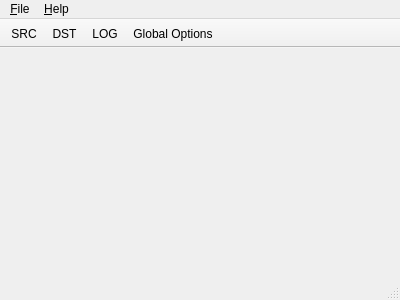
mamenyaka/syslog-ng-config-qt, file mainwindow.ui: the form before one commit.
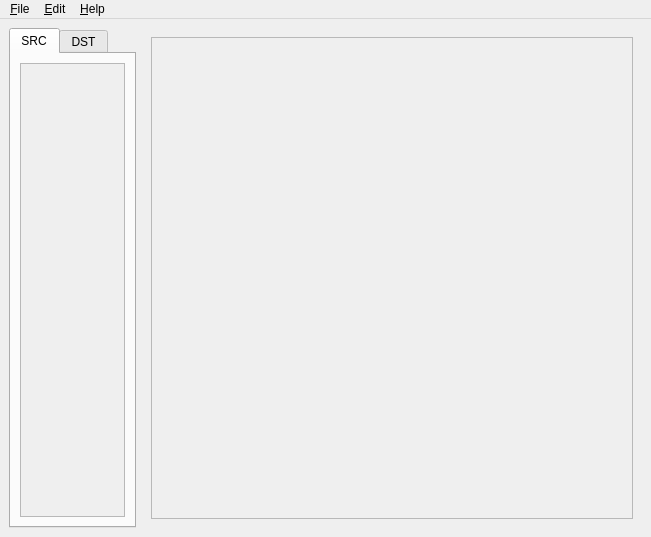
The form after the commit. Icons and pictures are not drawn. Custom widgets are drawn as their Qt base class.

Diff of the .ui file:
```diff
--- a/mainwindow.ui
+++ b/mainwindow.ui
@@ -6,13 +6,83 @@
    <rect>
     <x>0</x>
     <y>0</y>
-    <width>400</width>
-    <height>300</height>
+    <width>600</width>
+    <height>500</height>
    </rect>
   </property>
   <property name="windowTitle">
    <string>syslog-ng Config</string>
   </property>
+  <widget class="QWidget" name="centralWidget">
+   <layout class="QHBoxLayout" name="mainLayout">
+    <item>
+     <widget class="QTabWidget" name="tabWidget">
+      <property name="fixedWidth">
+       <number>140</number>
+      </property>
+      <widget class="QWidget" name="srcTab">
+       <attribute name="title">
+        <string>SRC</string>
+       </attribute>
+       <layout class="QVBoxLayout" name="srcMainLayout">
+        <item>
+         <widget class="QScrollArea" name="srcScrollArea">
+          <property name="horizontalScrollBarPolicy">
+           <enum>Qt::ScrollBarAlwaysOff</enum>
+          </property>
+          <property name="widgetResizable">
+           <bool>true</bool>
+          </property>
+          <widget class="Drivers" name="srcWidget">
+           <layout class="QVBoxLayout" name="srcLayout"/>
+          </widget>
+         </widget>
+        </item>
+       </layout>
+      </widget>
+      <widget class="QWidget" name="dstTab">
+       <attribute name="title">
+        <string>DST</string>
+       </attribute>
+       <layout class="QVBoxLayout" name="dstMainLayout">
+        <item>
+         <widget class="QScrollArea" name="dstScrollArea">
+          <property name="horizontalScrollBarPolicy">
+           <enum>Qt::ScrollBarAlwaysOff</enum>
+          </property>
+          <property name="widgetResizable">
+           <bool>true</bool>
+          </property>
+          <widget class="Drivers" name="dstWidget">
+           <layout class="QVBoxLayout" name="dstLayout"/>
+          </widget>
+         </widget>
+        </item>
+       </layout>
+      </widget>
+     </widget>
+    </item>
+    <item>
+     <widget class="QWidget" name="sceneWidget" native="true">
+      <property name="minimumSize">
+       <size>
+        <width>500</width>
+        <height>500</height>
+       </size>
+      </property>
+      <layout class="QVBoxLayout" name="sceneMainLayout">
+       <item>
+        <widget class="QScrollArea" name="sceneScrollArea">
+         <property name="widgetResizable">
+          <bool>true</bool>
+         </property>
+        </widget>
+       </item>
+      </layout>
+     </widget>
+    </item>
+   </layout>
+  </widget>
   <widget class="QMenuBar" name="menuBar">
    <widget class="QMenu" name="menuFile">
     <property name="title">
@@ -24,6 +94,14 @@
     <addaction name="separator"/>
     <addaction name="actionExit"/>
    </widget>
+   <widget class="QMenu" name="menuEdit">
+    <property name="title">
+     <string>&amp;Edit</string>
+    </property>
+    <addaction name="actionOptions"/>
+    <addaction name="separator"/>
+    <addaction name="actionLog"/>
+   </widget>
    <widget class="QMenu" name="menuHelp">
     <property name="title">
      <string>&amp;Help</string>
@@ -32,18 +110,11 @@
     <addaction name="actionAbout"/>
    </widget>
    <addaction name="menuFile"/>
+   <addaction name="menuEdit"/>
    <addaction name="menuHelp"/>
   </widget>
-  <widget class="QStatusBar" name="statusBar"/>
-  <widget class="QToolBar" name="toolBar">
-   <property name="movable">
-    <bool>false</bool>
-   </property>
-   <addaction name="actionSource"/>
-   <addaction name="actionDestination"/>
-   <addaction name="actionLog"/>
-   <addaction name="actionGlobalOptions"/>
-  </widget>
+  <!--<widget class="QStatusBar" name="statusBar"/>-->
+  <!--<widget class="QToolBar" name="toolBar"/>-->
   <action name="actionNew">
    <property name="icon">
     <iconset theme="document-new">
@@ -106,38 +177,14 @@
     <string>About</string>
    </property>
   </action>
-  <action name="actionSource">
-   <property name="text">
-    <string>SRC</string>
-   </property>
-   <property name="toolTip">
-    <string>New source</string>
-   </property>
-  </action>
-  <action name="actionDestination">
-   <property name="text">
-    <string>DST</string>
-   </property>
-   <property name="toolTip">
-    <string>New destination</string>
-   </property>
-  </action>
-  <action name="actionLog">
-   <property name="text">
-    <string>LOG</string>
-   </property>
-   <property name="toolTip">
-    <string>New log</string>
-   </property>
-  </action>
-  <action name="actionGlobalOptions">
-    <property name="text">
-      <string>Global Options</string>
-    </property>
-    <property name="toolTip">
-      <string>Configure global options</string>
-    </property>
-  </action>
  </widget>
+ <customwidgets>
+  <customwidget>
+   <class>Drivers</class>
+   <extends>QWidget</extends>
+   <header>drivers.h</header>
+   <container>1</container>
+  </customwidget>
+ </customwidgets>
  <resources/>
 </ui>
```
Left out of the diff: 60 changed lines with no effect on the pictures.
